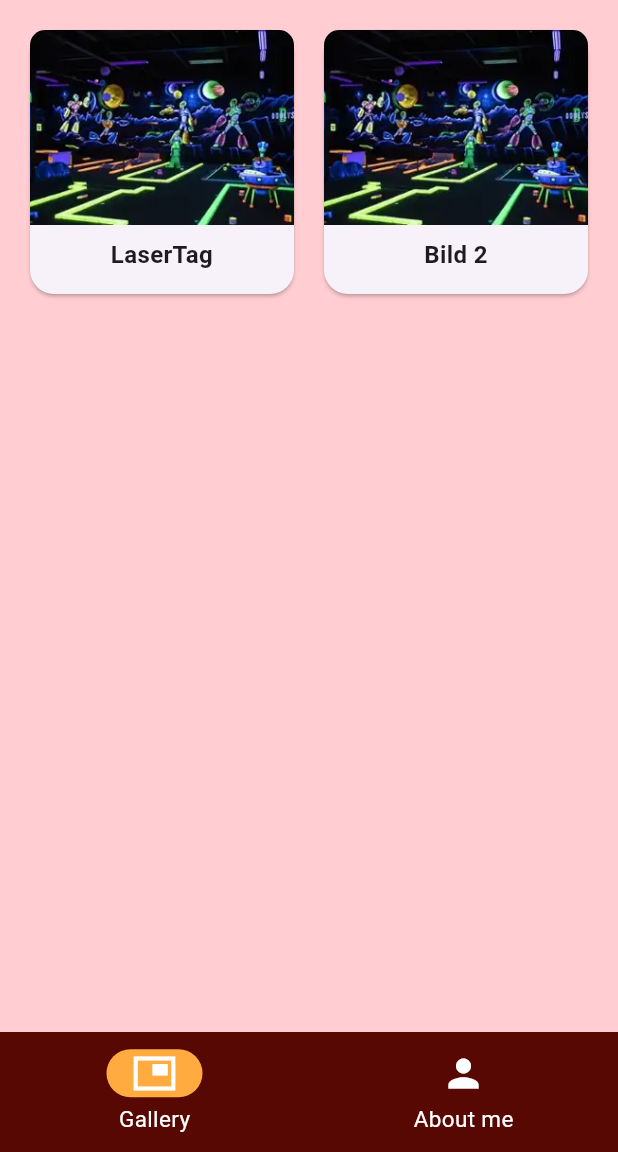
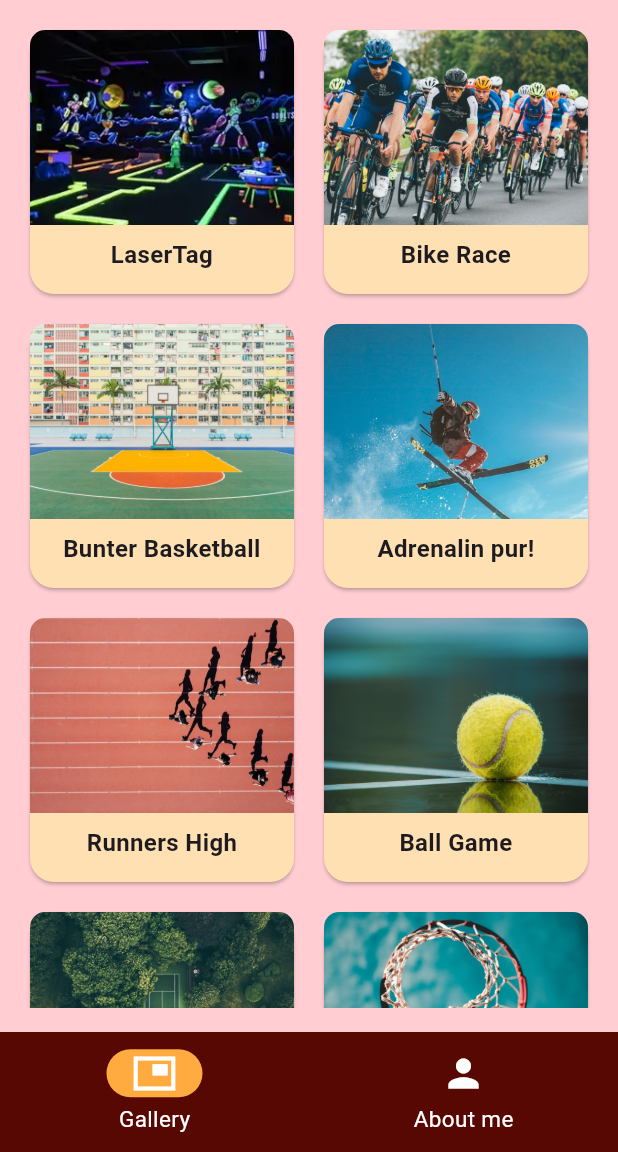
Before and after one commit to Selihei/bildergalerie, a Flutter app: the screen it shows after launch, on a phone screen of 412 x 824 dp, the part 84-1236 px from its top. Run offline on Flutter 3.47's test engine with Material 3 defaults, Android fonts, the phone set to English and light mode, and no system bars.

Commit message:
fixed positioning and added more pics

```diff
--- a/lib/gallery_data.dart
+++ b/lib/gallery_data.dart
@@ -3,12 +3,14 @@ import 'package:flutter/material.dart';
 class GalleryItem {
   final String assetPath;
   final String title;
+  final String? imageDate;
   final String? description;
   final String? id;
 
   const GalleryItem({
     required this.assetPath,
     required this.title,
+    this.imageDate,
     this.description,
     this.id,
   });
@@ -19,12 +21,62 @@ const List<GalleryItem> galleryItems = [
     id: 'bild_1',
     assetPath: 'assets/images/lasertag_1.jpg',
     title: 'LaserTag',
-    description: 'Ein schönes Bild 1.',
+    description: 'Dunkle Wände, bunte Leuchtstreifen, feiner Nebel. Laserstrahlen durchschneiden die Luft, Spiegel verzerren den Raum. Punktetafeln blinken, ein tiefer Ton pulsiert. Die Arena wirkt leer, doch sie bleibt in Bewegung – Licht, Klang, Struktur. Ein Raum, gebaut für Spiel.',
+    imageDate: '20.07.2023'
   ),
   GalleryItem(
     id: 'bild_2',
-    assetPath: 'assets/images/lasertag_1.jpg',
-    title: 'Bild 2',
-    description: 'Ein schönes Bild 2.',
-  )
+    assetPath: 'assets/images/bike.jpeg',
+    title: 'Bike Race',
+    description: 'Eine große Gruppe Rennradfahrer legt sich synchron in eine scharfe Kurve, während sie mit beeindruckender Geschwindigkeit die Strecke entlangrasen. Die bunten Trikots der Fahrer leuchten im Sonnenschein, und ihre Konzentration ist greifbar. Vor einigen Jahren, während eines spannenden Wettkampfs an einem sonnigen Frühlingstag, markierte diese Kurve den Wendepunkt des Rennens und wurde zum Schauplatz eines packenden Duells um die Spitze.',
+    imageDate: '18.06.2022',
+  ),
+  GalleryItem(
+    id: 'bild_3',
+    title: 'Bunter Basketball',
+    imageDate: '03.06.2023',
+    description:
+        'Ein farbenfrohes Basketballfeld im Freien. Im Zentrum steht ein Basketballkorb, dessen weißes Netz im leichten Wind schaukelt. Die Farben des Spielfelds leuchten unter der warmen Abendsonne. Vor vielen Jahren, während eines Sommerabends, trafen sich hier Freunde zu einem unvergesslichen Spiel, bei dem die Sieger den Sonnenuntergang bejubelten.',
+    assetPath: 'assets/images/basketball_1.jpeg',
+  ),
+  GalleryItem(
+    id: 'bild_4',
+    title: 'Adrenalin pur!',
+    imageDate: '14.07.2020',
+    description:
+        'Ein Skifahrer in voller Montur fliegt mutig über einen schneebedeckten Hügel, während der klare, blaue Himmel im Hintergrund strahlt. Die Sonne scheint hell, beleuchtet die funkelnden Schneeflocken und wirft lange Schatten auf die Piste. An einem perfekten Wintertag vor einigen Jahren, als der Schnee frisch und die Bedingungen ideal waren, führte dieser Sprung zu einem unvergesslichen Moment voller Adrenalin und Freude.',
+    assetPath: 'assets/images/ski.jpeg',
+  ),
+   GalleryItem(
+    id: 'bild_5',
+    title: 'Runners High',
+    imageDate: '22.09.2023',
+    description:
+        'Unsere acht Läufer bewegen sich hier in einer beeindruckenden Dreiecks-Formation über die Bahnen des sonnigen Sportplatzes am Mauerpark. Alle Athleten sind synchronisiert, ihre Schritte im perfekten Einklang, während sie die rote Tartanbahn unter ihren Füßen spüren. An einem kühlen Herbstmorgen, während eines intensiven Trainings, wurde diese Formation gewählt, um Teamarbeit und Präzision zu perfektionieren, und es war ein Moment, der die Entschlossenheit und den Zusammenhalt der Gruppe widerspiegelte.',
+    assetPath: 'assets/images/running.jpeg',
+  ),
+  GalleryItem(
+     id: 'bild_6',
+    title: 'Ball Game',
+    imageDate: '29.11.2023',
+    description:
+        'Die Nahaufnahme zeigt einen gelb-grünen Tennisball, der auf dem glänzenden Boden der Sporthalle liegt. Die Textur des Balls ist deutlich sichtbar, während das gedämpfte Licht der Halle eine ruhige Atmosphäre schafft. An einem regnerischen Nachmittag fand hier ein spannendes Match statt, bei dem dieser Ball im entscheidenden Moment des Spiels eine wichtige Rolle spielte.',
+    assetPath: 'assets/images/tennis_1.jpeg',
+  ),
+  GalleryItem(
+     id: 'bild_7',
+    title: 'Sieg in der Natur',
+    imageDate: '02.05.2022',
+    description:
+        'Eine beeindruckende Drohnenaufnahme zeigt ein Tennisfeld, das idyllisch mitten im Grünen liegt. Das leuchtend grüne Spielfeld kontrastiert wunderschön mit den umgebenden Bäumen und Wiesen. An einem sonnigen Sommertag vor einigen Jahren wurde hier ein Turnier ausgetragen, bei dem Spieler und Zuschauer gleichermaßen die atemberaubende Naturkulisse genossen.',
+    assetPath: 'assets/images/tennis_2.jpeg',
+  ),
+  GalleryItem(
+     id: 'bild_8',
+    title: 'Swish',
+    imageDate: '11.08.2018',
+    description:
+        'Ein Foto, das von unten aufgenommen wurde, zeigt einen Basketballkorb mit einem strahlend blauen Himmel im Hintergrund. Die Sonne scheint hell, und das weiße Netz des Korbs hebt sich kontrastreich gegen das Blau ab. An einem klaren Sommernachmittag, vor vielen Jahren, wurde hier ein legendäres Spiel gespielt, bei dem der letzte Korb im goldenen Licht des Abends glänzte.',
+    assetPath: 'assets/images/basketball_2.jpeg',
+  ),
 ];
--- a/lib/screens/details.dart
+++ b/lib/screens/details.dart
@@ -12,17 +12,28 @@ class DetailsScreen extends StatelessWidget {
     return Scaffold(
       appBar: buildAppBar("Details"),
       body: Column(
+        crossAxisAlignment: CrossAxisAlignment.start,
           children: [
-            Image.asset(item.assetPath, width: double.infinity, height: 250,fit: BoxFit.cover),
+            Image.asset(item.assetPath, width: double.infinity, height: 450,fit: BoxFit.cover),
             const SizedBox(height: 16),
+            Padding(
+              padding: const EdgeInsets.symmetric(horizontal: 16.0),
+              child: Column(
+                crossAxisAlignment: CrossAxisAlignment.start,
+                children: [
                   Text(
                 item.title,
                 style: const TextStyle(fontSize: 24, fontWeight: FontWeight.bold),
               ),
-            const SizedBox(height: 8),
+                  Text(item.imageDate ?? "", style: const TextStyle(fontWeight: FontWeight.bold),),
+                  const SizedBox(height: 8,),
                   Text(
                     item.description ?? "",
+                    textAlign: TextAlign.left,
                     style: const TextStyle(fontSize: 16),
+                  ),
+                ],
+              ),
             ),
           ],
         ),
--- a/lib/screens/gallery.dart
+++ b/lib/screens/gallery.dart
@@ -27,7 +27,7 @@ class GalleryScreen extends StatelessWidget {
             );
           },
          child: Card(
-
+          color: Colors.orange[100],
           shape: RoundedRectangleBorder(borderRadius: BorderRadius.circular(16)),
           child: Column(
               crossAxisAlignment: CrossAxisAlignment.center,
--- a/lib/screens/profile.dart
+++ b/lib/screens/profile.dart
@@ -10,15 +10,13 @@ class ProfileScreen extends StatelessWidget {
       child: Column(
         children: [
           SizedBox(height: 20,),
-         // Text("Profil", style: TextStyle(fontSize: 20),),
-       //   SizedBox(height: 10,),
           CircleAvatar(
-            radius: 70,
+            radius: 80,
             backgroundImage: AssetImage("assets/images/pbpic.jpg"),
           ),
-          SizedBox(height: 10,),
-          Text("Reiner Zufall"),
-          Text("NPC", style: TextStyle(fontWeight: FontWeight.bold),),
+          SizedBox(height: 25,),
+          Text("Kaya Müller", style: TextStyle(fontWeight: FontWeight.w500, fontSize: 25)),
+          Text("Fotograf", style: TextStyle(fontWeight: FontWeight.bold, fontSize: 15),),
           SizedBox(height: 30),
           Text("Hier kommt noch was", textAlign: TextAlign.justify, style: TextStyle(fontSize: 16),)
         ],
```
Also changed, not shown: assets/images/basketball_1.jpeg (added), assets/images/basketball_2.jpeg (added), assets/images/bike.jpeg (added), assets/images/running.jpeg (added), assets/images/ski.jpeg (added), assets/images/tennis_1.jpeg (added), assets/images/tennis_2.jpeg (added). Lines whose indentation alone changed are shown as unchanged.
